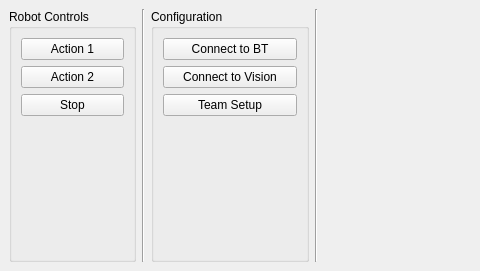
First picture: the form in GUI/mainwindow.ui, repository SSabev/SDPCode, before the edit; both pictures show x 0 to 480 and y 0 to 271 of the 887 by 271 pixel window.
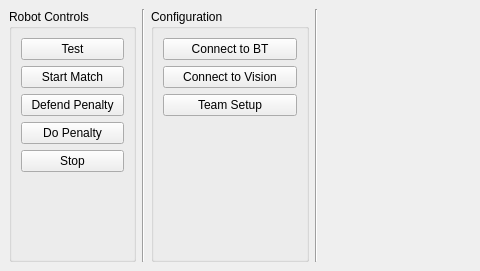
Second picture: the form after the edit. Icons and pictures are not drawn. Custom widgets are drawn as their Qt base class.

Commit message: Add controls for penalties

```diff
--- a/GUI/mainwindow.ui
+++ b/GUI/mainwindow.ui
@@ -34,7 +34,7 @@
        <item>
         <widget class="QPushButton" name="actionBtn1">
          <property name="sizePolicy">
-          <sizepolicy hsizetype="Fixed" vsizetype="Fixed">
+          <sizepolicy hsizetype="Preferred" vsizetype="Fixed">
            <horstretch>0</horstretch>
            <verstretch>0</verstretch>
           </sizepolicy>
@@ -46,14 +46,14 @@
           </size>
          </property>
          <property name="text">
-          <string>Action 1</string>
+          <string>Test</string>
          </property>
         </widget>
        </item>
        <item>
         <widget class="QPushButton" name="actionBtn2">
          <property name="sizePolicy">
-          <sizepolicy hsizetype="Fixed" vsizetype="Fixed">
+          <sizepolicy hsizetype="Preferred" vsizetype="Fixed">
            <horstretch>0</horstretch>
            <verstretch>0</verstretch>
           </sizepolicy>
@@ -65,14 +65,28 @@
           </size>
          </property>
          <property name="text">
-          <string>Action 2</string>
+          <string>Start Match</string>
+         </property>
+        </widget>
+       </item>
+       <item>
+        <widget class="QPushButton" name="defendPenaltyBtn">
+         <property name="text">
+          <string>Defend Penalty</string>
+         </property>
+        </widget>
+       </item>
+       <item>
+        <widget class="QPushButton" name="doPenaltyBtn">
+         <property name="text">
+          <string>Do Penalty</string>
          </property>
         </widget>
        </item>
        <item>
         <widget class="QPushButton" name="stopBtn">
          <property name="sizePolicy">
-          <sizepolicy hsizetype="Fixed" vsizetype="Fixed">
+          <sizepolicy hsizetype="Preferred" vsizetype="Fixed">
            <horstretch>0</horstretch>
            <verstretch>0</verstretch>
           </sizepolicy>
```
The commit also changes 2 other files.
